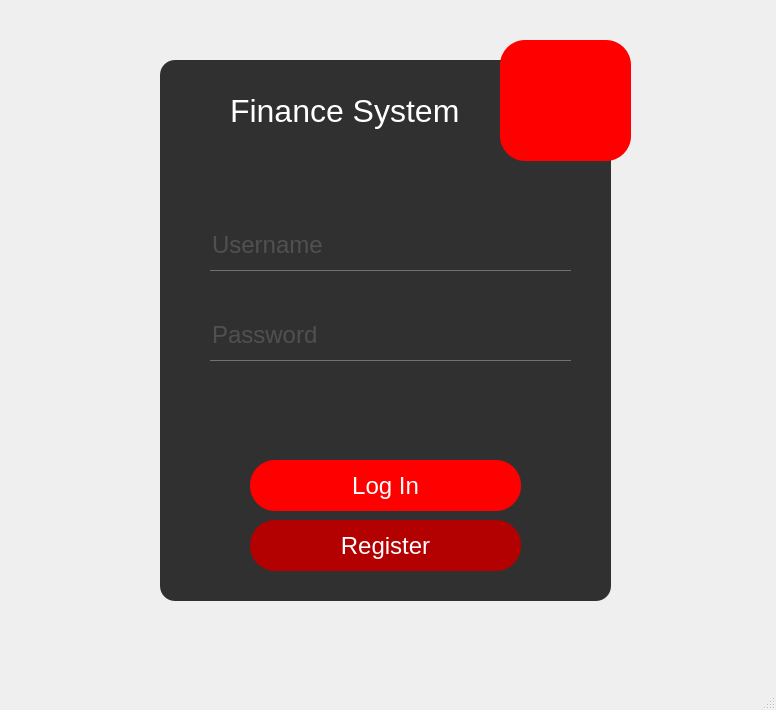
Old version of the form login.ui in the repository rafaello166/financialSystemQT.
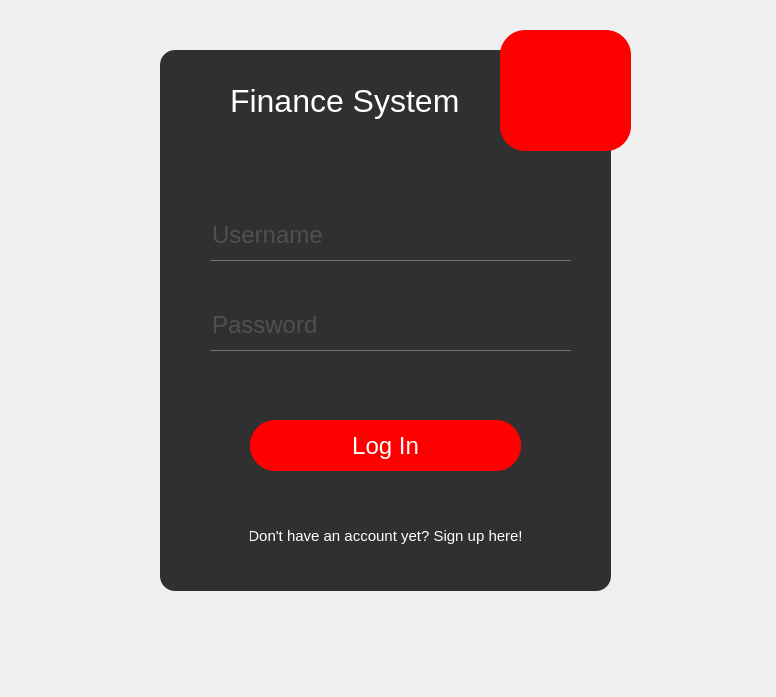
New version of the form. Icons and pictures are not drawn.

What changed in the file:
```diff
--- a/login.ui
+++ b/login.ui
@@ -1,13 +1,13 @@
 <?xml version="1.0" encoding="UTF-8"?>
 <ui version="4.0">
  <class>login</class>
- <widget class="QMainWindow" name="login">
+ <widget class="QWidget" name="login">
   <property name="geometry">
    <rect>
     <x>0</x>
     <y>0</y>
     <width>776</width>
-    <height>710</height>
+    <height>697</height>
    </rect>
   </property>
   <property name="windowTitle">
@@ -24,7 +24,7 @@
 	color: white;
 }
 
-#login {
+#centralwidget {
 	background: url(:/nowyPrzedrostek/mountains.jpg);
 }
 
@@ -60,7 +60,60 @@
 		background: #b30000;
 }</string>
   </property>
-  <widget class="QWidget" name="centralwidget">
+  <widget class="QStackedWidget" name="centralstackedWidget">
+   <property name="geometry">
+    <rect>
+     <x>0</x>
+     <y>-10</y>
+     <width>791</width>
+     <height>701</height>
+    </rect>
+   </property>
+   <property name="styleSheet">
+    <string notr="true">#loginLabel {
+	font-size: 32px;
+	color: white;
+}
+
+#centralstackedWidget {
+	background: url(:/nowyPrzedrostek/mountains.jpg);
+}
+
+#loginFrame {
+	background: rgba(0,0,0,0.8);
+	border-radius: 15px;
+}
+
+QPushButton {
+	color :white;
+	background: red;
+	border-radius: 25px;
+}
+
+QPushButton:hover {
+	background: white;
+	color: red;
+}
+
+QToolButton {
+	background: red;
+	border-radius: 25px;
+}
+
+QLineEdit {
+	background: transparent;
+	border: none;
+	color: #717072;
+	border-bottom: 1px solid #717072;
+}
+
+#pushButton_register {
+	background: none;
+	font-size: 15px;
+}
+</string>
+   </property>
+   <widget class="QWidget" name="page1">
    <widget class="QFrame" name="loginFrame">
     <property name="geometry">
      <rect>
@@ -93,7 +146,7 @@
      <property name="geometry">
       <rect>
        <x>90</x>
-       <y>400</y>
+        <y>370</y>
        <width>271</width>
        <height>51</height>
       </rect>
@@ -156,7 +209,7 @@
       </rect>
      </property>
      <property name="text">
-      <string>Register</string>
+       <string>Don't have an account yet? Sign up here!</string>
      </property>
     </widget>
    </widget>
@@ -169,12 +222,15 @@
       <height>121</height>
      </rect>
     </property>
+     <property name="styleSheet">
+      <string notr="true">image: url(:/new/prefix1/nowyPrzedrostek/user.png);</string>
+     </property>
     <property name="text">
      <string/>
     </property>
     <property name="icon">
      <iconset>
-      <normaloff>Images/user.png</normaloff>Images/user.png</iconset>
+       <normaloff>nowyPrzedrostek/user.png</normaloff>nowyPrzedrostek/user.png</iconset>
     </property>
     <property name="iconSize">
      <size>
@@ -184,17 +240,7 @@
     </property>
    </widget>
   </widget>
-  <widget class="QMenuBar" name="menubar">
-   <property name="geometry">
-    <rect>
-     <x>0</x>
-     <y>0</y>
-     <width>776</width>
-     <height>33</height>
-    </rect>
-   </property>
   </widget>
-  <widget class="QStatusBar" name="statusbar"/>
  </widget>
  <resources>
   <include location="Images/resources.qrc"/>
```
Left out of the diff: 4 changed lines with no effect on the pictures. Lines whose indentation alone changed are shown as unchanged.
